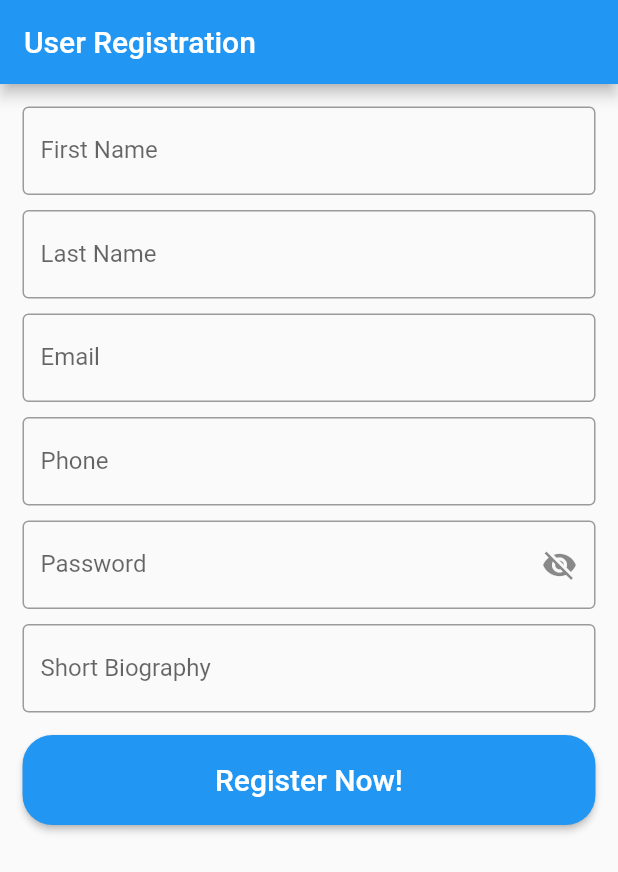
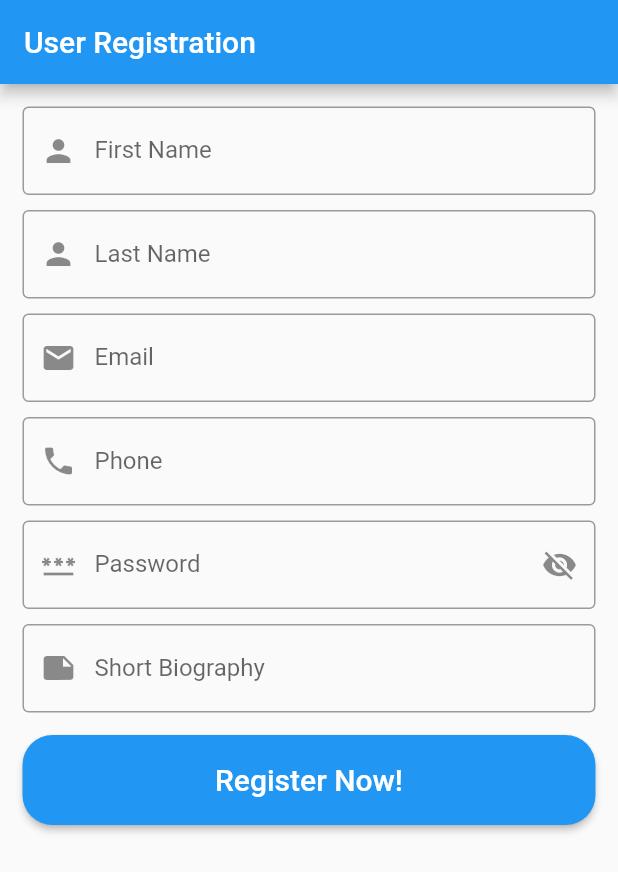
Before and after one commit to abircse/Flutter-Journey, a Flutter app: the _MyRegistrationFormState screen opened directly, on a phone screen of 412 x 824 dp. Shown: the top 872 px of the screen. Run offline on Flutter 3.47's test engine with Material 2 defaults, Android fonts, the phone set to English and light mode, and no system bars.

Commit message:
:hammer: Prefix icon added to front of text box

```diff
--- a/lib/textfield.dart
+++ b/lib/textfield.dart
@@ -62,6 +62,7 @@ class __MyRegistrationFormStateState extends State<_MyRegistrationFormState> {
                 TextFormField(
                   controller: firstNameController,
                   decoration: const InputDecoration(
+                      prefixIcon: Icon(Icons.person),
                       border: OutlineInputBorder(),
                       hintText: "Write here...",
                       labelText: "First Name"),
@@ -78,6 +79,7 @@ class __MyRegistrationFormStateState extends State<_MyRegistrationFormState> {
                 TextFormField(
                   controller: lastNameController,
                   decoration: const InputDecoration(
+                      prefixIcon: Icon(Icons.person),
                       border: OutlineInputBorder(),
                       hintText: "Write here...",
                       labelText: "Last Name"),
@@ -94,6 +96,7 @@ class __MyRegistrationFormStateState extends State<_MyRegistrationFormState> {
                 TextFormField(
                   controller: emailController,
                   decoration: const InputDecoration(
+                      prefixIcon: Icon(Icons.email),
                       border: OutlineInputBorder(),
                       hintText: "Write here...",
                       labelText: "Email"),
@@ -110,6 +113,7 @@ class __MyRegistrationFormStateState extends State<_MyRegistrationFormState> {
                 TextFormField(
                   controller: phoneController,
                   decoration: const InputDecoration(
+                      prefixIcon: Icon(Icons.phone),
                       border: OutlineInputBorder(),
                       hintText: "Write here...",
                       labelText: "Phone"),
@@ -126,13 +130,16 @@ class __MyRegistrationFormStateState extends State<_MyRegistrationFormState> {
                 TextFormField(
                   obscureText: _obscured,
                   decoration: InputDecoration(
+                    prefixIcon: Icon(Icons.password),
                     border: OutlineInputBorder(),
                     hintText: "Write here...",
                     labelText: 'Password',
                     suffixIcon: IconButton(
-                      icon: Icon( _obscured ? Icons.visibility : Icons.visibility_off),
+                      icon: Icon(
+                          _obscured ? Icons.visibility : Icons.visibility_off),
                       onPressed: () {
-                        setState(() {
+                        setState(
+                          () {
                             _obscured = !_obscured;
                           },
                         );
@@ -152,6 +159,7 @@ class __MyRegistrationFormStateState extends State<_MyRegistrationFormState> {
                 TextFormField(
                   controller: shortBiographyController,
                   decoration: const InputDecoration(
+                      prefixIcon: Icon(Icons.note),
                       border: OutlineInputBorder(),
                       hintText: "Write here...",
                       labelText: "Short Biography"),
```
